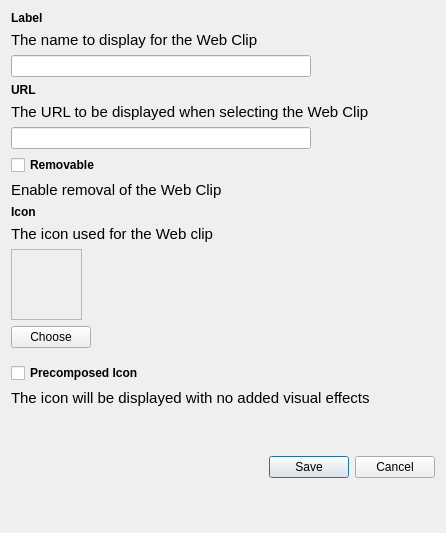
Old version of the form FWAdminLib/WebClipDlg.ui in the repository fw-dev/translations.
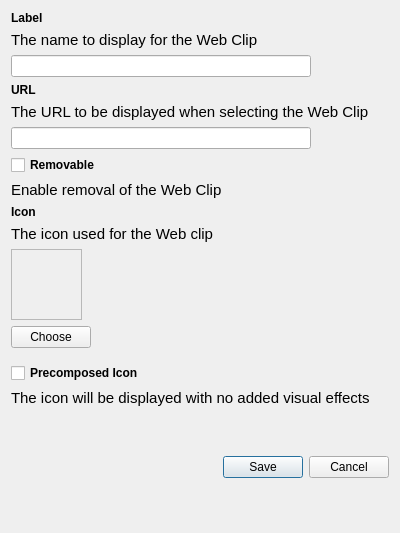
New version of the form. Icons and pictures are not drawn.

```diff
--- a/FWAdminLib/WebClipDlg.ui
+++ b/FWAdminLib/WebClipDlg.ui
@@ -6,7 +6,7 @@
    <rect>
     <x>0</x>
     <y>0</y>
-    <width>446</width>
+    <width>400</width>
     <height>533</height>
    </rect>
   </property>
```
